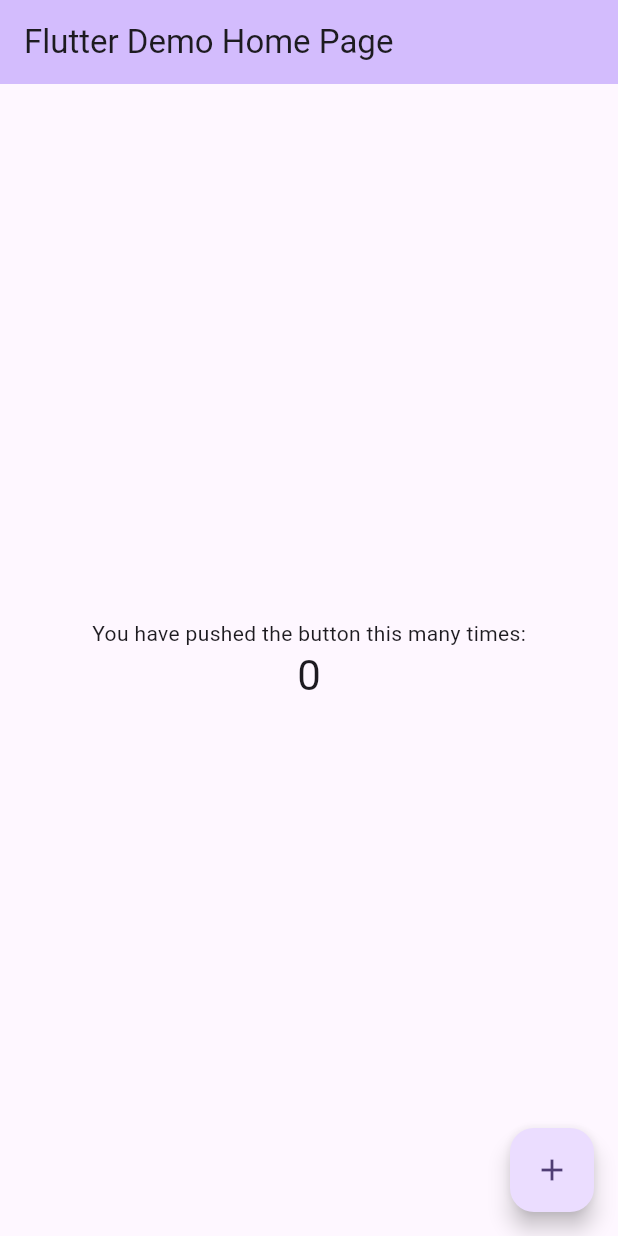
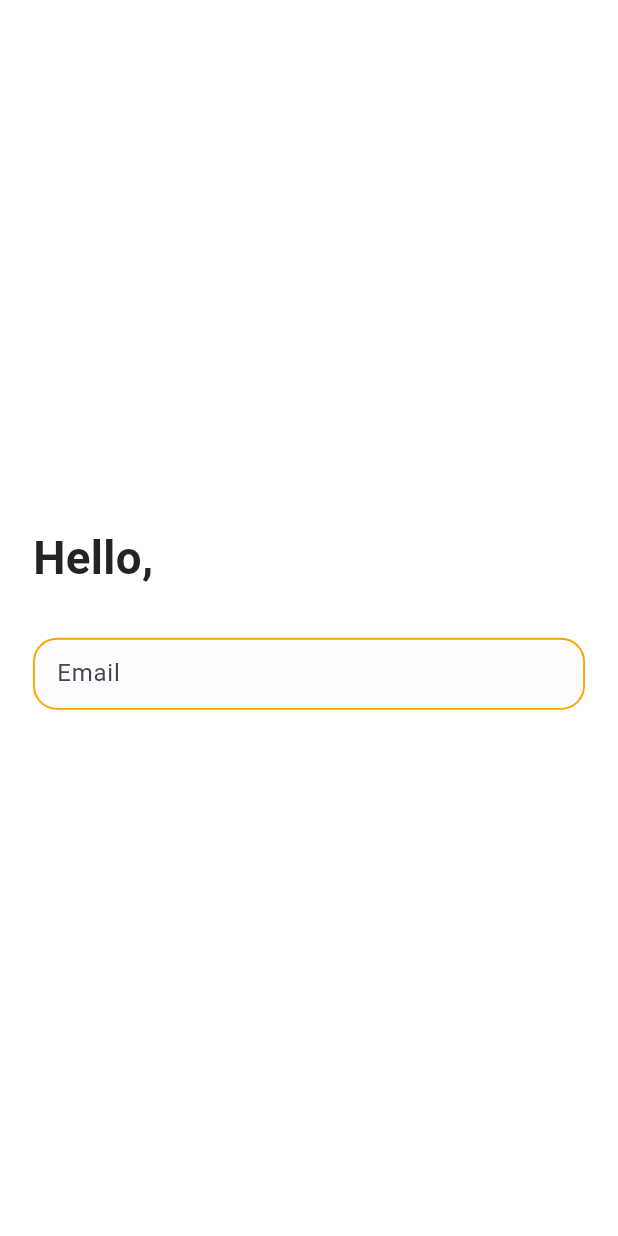
Before and after one commit to Ahmed-Adel72/sawa_chat, a Flutter app: the screen it shows after launch, on a phone screen of 412 x 824 dp. Run offline on Flutter 3.47's test engine with Material 3 defaults, Android fonts, the phone set to English and light mode, and no system bars; our stand-ins replace firebase_core, flutter_screenutil; accounts and stored records are empty.

Commit message:
add theming

```diff
--- /dev/null
+++ b/lib/core/routing/app_router.dart
@@ -0,0 +1,20 @@
+import 'package:flutter/material.dart';
+import 'package:sawa_chat/core/routing/routes.dart';
+import 'package:sawa_chat/features/login/ui/login_screen.dart';
+
+class AppRouter {
+  Route? generateRoute(RouteSettings settings) {
+    switch (settings.name) {
+      case Routes.loginScreen:
+        return MaterialPageRoute(builder: (_) => LoginScreen());
+      default:
+        return MaterialPageRoute(
+          builder: (_) => Scaffold(
+            body: Center(
+              child: Text('No route defined for ${settings.name}'),
+            ),
+          ),
+        );
+    }
+  }
+}
--- /dev/null
+++ b/lib/core/routing/routes.dart
@@ -0,0 +1,3 @@
+class Routes {
+  static const String loginScreen = '/loginScreen';
+}
--- /dev/null
+++ b/lib/core/theming/app_colors.dart
@@ -0,0 +1,10 @@
+import 'package:flutter/material.dart';
+
+class AppColors {
+  static const Color mainOrange = Color(0xFFFFA500);
+  static const Color darkgray = Color(0xFF242424);
+  static const Color gray = Color(0xFF757575);
+  static const Color lightGray = Color(0xFFC2C2C2);
+  static const Color lighterGray = Color(0xFFEDEDED);
+  static const Color moreLightGray = Color(0xFFFDFDFF);
+}
--- /dev/null
+++ b/lib/core/theming/app_font_weight.dart
@@ -0,0 +1,12 @@
+import 'package:flutter/material.dart';
+
+class AppFontWeight {
+  static const FontWeight thin = FontWeight.w100;
+  static const FontWeight extraLight = FontWeight.w200;
+  static const FontWeight light = FontWeight.w300;
+  static const FontWeight regular = FontWeight.w400;
+  static const FontWeight medium = FontWeight.w500;
+  static const FontWeight semiBold = FontWeight.w600;
+  static const FontWeight bold = FontWeight.w700;
+  static const FontWeight extraBold = FontWeight.w800;
+}
--- /dev/null
+++ b/lib/core/theming/app_text_styles.dart
@@ -0,0 +1,12 @@
+import 'package:flutter/material.dart';
+import 'package:flutter_screenutil/flutter_screenutil.dart';
+import 'package:sawa_chat/core/theming/app_colors.dart';
+import 'package:sawa_chat/core/theming/app_font_weight.dart';
+
+class AppTextStyles {
+  static TextStyle font30DarkGrayBold = TextStyle(
+    fontSize: 30.sp,
+    fontWeight: AppFontWeight.bold,
+    color: AppColors.darkgray,
+  );
+}
--- /dev/null
+++ b/lib/features/login/ui/login_screen.dart
@@ -0,0 +1,74 @@
+import 'package:flutter/material.dart';
+import 'package:flutter_screenutil/flutter_screenutil.dart';
+import 'package:sawa_chat/core/theming/app_colors.dart';
+import 'package:sawa_chat/core/theming/app_text_styles.dart';
+
+// ignore: must_be_immutable
+class LoginScreen extends StatelessWidget {
+  LoginScreen({super.key});
+
+  final formKey = GlobalKey<FormState>();
+  TextEditingController emailController = TextEditingController();
+
+  @override
+  Widget build(BuildContext context) {
+    return Scaffold(
+      body: SafeArea(
+        child: Padding(
+          padding: EdgeInsets.symmetric(horizontal: 20.w, vertical: 30.h),
+          child: Column(
+            mainAxisAlignment: MainAxisAlignment.center,
+            crossAxisAlignment: CrossAxisAlignment.start,
+            children: [
+              Text(
+                'Hello,',
+                style: AppTextStyles.font30DarkGrayBold,
+              ),
+              SizedBox(
+                height: 30.h,
+              ),
+              TextFormField(
+                key: formKey,
+                controller: emailController,
+                decoration: InputDecoration(
+                  fillColor: AppColors.moreLightGray,
+                  hintText: 'Email',
+                  isDense: true,
+                  focusedBorder: OutlineInputBorder(
+                    borderSide: const BorderSide(
+                      color: AppColors.mainOrange,
+                      width: 1.3,
+                    ),
+                    borderRadius: BorderRadius.circular(16.0),
+                  ),
+                  enabledBorder: OutlineInputBorder(
+                    borderSide: const BorderSide(
+                      color: AppColors.mainOrange,
+                      width: 1.3,
+                    ),
+                    borderRadius: BorderRadius.circular(16.0),
+                  ),
+                  errorBorder: OutlineInputBorder(
+                    borderSide: const BorderSide(
+                      color: Colors.red,
+                      width: 1.3,
+                    ),
+                    borderRadius: BorderRadius.circular(16.0),
+                  ),
+                  focusedErrorBorder: OutlineInputBorder(
+                    borderSide: const BorderSide(
+                      color: Colors.red,
+                      width: 1.3,
+                    ),
+                    borderRadius: BorderRadius.circular(16.0),
+                  ),
+                  filled: true,
+                ),
+              )
+            ],
+          ),
+        ),
+      ),
+    );
+  }
+}
--- a/lib/main.dart
+++ b/lib/main.dart
@@ -1,125 +1,21 @@
+import 'package:firebase_core/firebase_core.dart';
 import 'package:flutter/material.dart';
+import 'package:sawa_chat/core/routing/app_router.dart';
+import 'sawa_app.dart';
+import 'package:flutter_screenutil/flutter_screenutil.dart';
 
-void main() {
-  runApp(const MyApp());
+void main() async {
+  WidgetsFlutterBinding.ensureInitialized();
+  await Firebase.initializeApp(
+      options: const FirebaseOptions(
+    apiKey: 'AIzaSyBUMcCzUpHEKcOaP1nb73qzgpz0zPmNiWo',
+    projectId: 'sawa-chat-30e8c',
+    storageBucket: 'sawa-chat-30e8c.appspot.com',
+    appId: 'com.example.sawa_chat',
+    messagingSenderId: '1:439685552158:android:e3368933b633e99148760f',
+  ));
+  await ScreenUtil.ensureScreenSize();
+  runApp(SawaApp(
+    appRouter: AppRouter(),
+  ));
 }
-
-class MyApp extends StatelessWidget {
-  const MyApp({super.key});
-
-  // This widget is the root of your application.
-  @override
-  Widget build(BuildContext context) {
-    return MaterialApp(
-      title: 'Flutter Demo',
-      theme: ThemeData(
-        // This is the theme of your application.
-        //
-        // TRY THIS: Try running your application with "flutter run". You'll see
-        // the application has a purple toolbar. Then, without quitting the app,
-        // try changing the seedColor in the colorScheme below to Colors.green
-        // and then invoke "hot reload" (save your changes or press the "hot
-        // reload" button in a Flutter-supported IDE, or press "r" if you used
-        // the command line to start the app).
-        //
-        // Notice that the counter didn't reset back to zero; the application
-        // state is not lost during the reload. To reset the state, use hot
-        // restart instead.
-        //
-        // This works for code too, not just values: Most code changes can be
-        // tested with just a hot reload.
-        colorScheme: ColorScheme.fromSeed(seedColor: Colors.deepPurple),
-        useMaterial3: true,
-      ),
-      home: const MyHomePage(title: 'Flutter Demo Home Page'),
-    );
-  }
-}
-
-class MyHomePage extends StatefulWidget {
-  const MyHomePage({super.key, required this.title});
-
-  // This widget is the home page of your application. It is stateful, meaning
-  // that it has a State object (defined below) that contains fields that affect
-  // how it looks.
-
-  // This class is the configuration for the state. It holds the values (in this
-  // case the title) provided by the parent (in this case the App widget) and
-  // used by the build method of the State. Fields in a Widget subclass are
-  // always marked "final".
-
-  final String title;
-
-  @override
-  State<MyHomePage> createState() => _MyHomePageState();
-}
-
-class _MyHomePageState extends State<MyHomePage> {
-  int _counter = 0;
-
-  void _incrementCounter() {
-    setState(() {
-      // This call to setState tells the Flutter framework that something has
-      // changed in this State, which causes it to rerun the build method below
-      // so that the display can reflect the updated values. If we changed
-      // _counter without calling setState(), then the build method would not be
-      // called again, and so nothing would appear to happen.
-      _counter++;
-    });
-  }
-
-  @override
-  Widget build(BuildContext context) {
-    // This method is rerun every time setState is called, for instance as done
-    // by the _incrementCounter method above.
-    //
-    // The Flutter framework has been optimized to make rerunning build methods
-    // fast, so that you can just rebuild anything that needs updating rather
-    // than having to individually change instances of widgets.
-    return Scaffold(
-      appBar: AppBar(
-        // TRY THIS: Try changing the color here to a specific color (to
-        // Colors.amber, perhaps?) and trigger a hot reload to see the AppBar
-        // change color while the other colors stay the same.
-        backgroundColor: Theme.of(context).colorScheme.inversePrimary,
-        // Here we take the value from the MyHomePage object that was created by
-        // the App.build method, and use it to set our appbar title.
-        title: Text(widget.title),
-      ),
-      body: Center(
-        // Center is a layout widget. It takes a single child and positions it
-        // in the middle of the parent.
-        child: Column(
-          // Column is also a layout widget. It takes a list of children and
-          // arranges them vertically. By default, it sizes itself to fit its
-          // children horizontally, and tries to be as tall as its parent.
-          //
-          // Column has various properties to control how it sizes itself and
-          // how it positions its children. Here we use mainAxisAlignment to
-          // center the children vertically; the main axis here is the vertical
-          // axis because Columns are vertical (the cross axis would be
-          // horizontal).
-          //
-          // TRY THIS: Invoke "debug painting" (choose the "Toggle Debug Paint"
-          // action in the IDE, or press "p" in the console), to see the
-          // wireframe for each widget.
-          mainAxisAlignment: MainAxisAlignment.center,
-          children: <Widget>[
-            const Text(
-              'You have pushed the button this many times:',
-            ),
-            Text(
-              '$_counter',
-              style: Theme.of(context).textTheme.headlineMedium,
-            ),
-          ],
-        ),
-      ),
-      floatingActionButton: FloatingActionButton(
-        onPressed: _incrementCounter,
-        tooltip: 'Increment',
-        child: const Icon(Icons.add),
-      ), // This trailing comma makes auto-formatting nicer for build methods.
-    );
-  }
-}
--- /dev/null
+++ b/lib/sawa_app.dart
@@ -0,0 +1,32 @@
+import 'package:flutter/material.dart';
+import 'package:flutter_screenutil/flutter_screenutil.dart';
+import 'package:sawa_chat/core/routing/app_router.dart';
+import 'package:sawa_chat/core/routing/routes.dart';
+
+class SawaApp extends StatelessWidget {
+  final AppRouter appRouter;
+  const SawaApp({super.key, required this.appRouter});
+
+  @override
+  Widget build(BuildContext context) {
+    return ScreenUtilInit(
+      designSize: const Size(375, 812),
+      minTextAdapt: true,
+      child: MaterialApp(
+        title: 'sawa app',
+        theme: ThemeData(
+          primarySwatch: Colors.orange,
+          scaffoldBackgroundColor: Colors.white,
+        ),
+        darkTheme: ThemeData(
+          primarySwatch: Colors.orange,
+          scaffoldBackgroundColor: Colors.black,
+        ),
+        themeMode: ThemeMode.light,
+        debugShowCheckedModeBanner: false,
+        initialRoute: Routes.loginScreen,
+        onGenerateRoute: appRouter.generateRoute,
+      ),
+    );
+  }
+}
--- a/pubspec.yaml
+++ b/pubspec.yaml
@@ -35,6 +35,11 @@ dependencies:
   # The following adds the Cupertino Icons font to your application.
   # Use with the CupertinoIcons class for iOS style icons.
   cupertino_icons: ^1.0.2
+  flutter_screenutil: ^5.9.1
+  # firebase
+  firebase_core: ^2.32.0
+  firebase_auth: ^4.20.0
+  cloud_firestore: ^4.17.5
 
 dev_dependencies:
   flutter_test:
```
Also changed, not shown: pubspec.lock, 8 other files.
